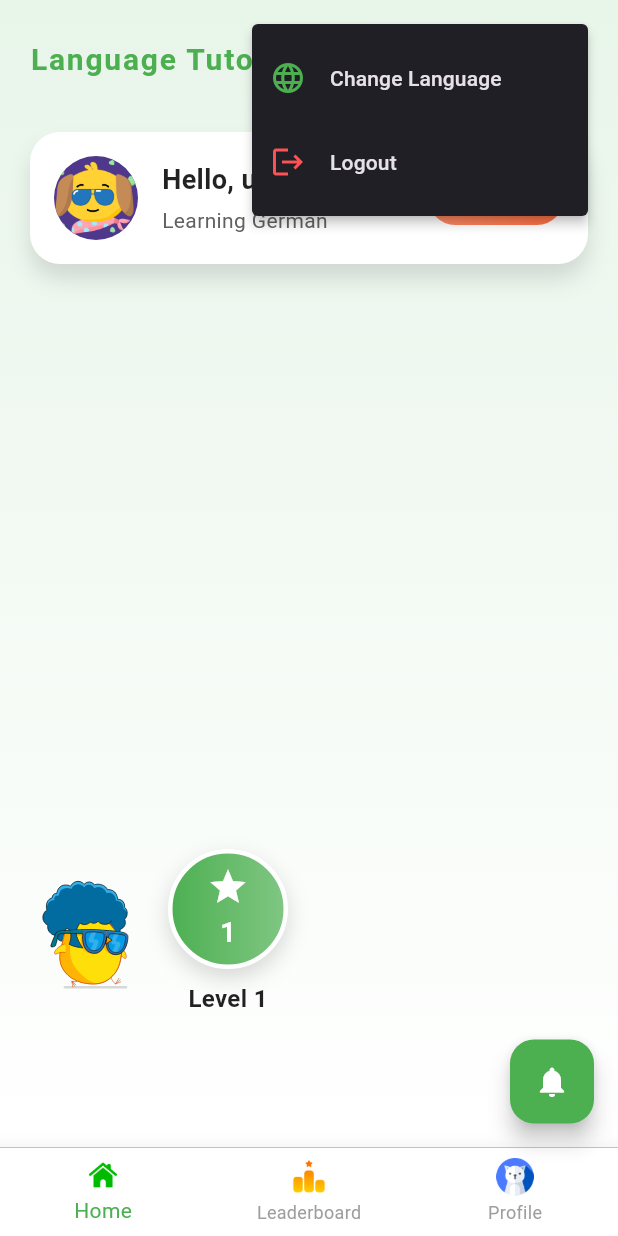
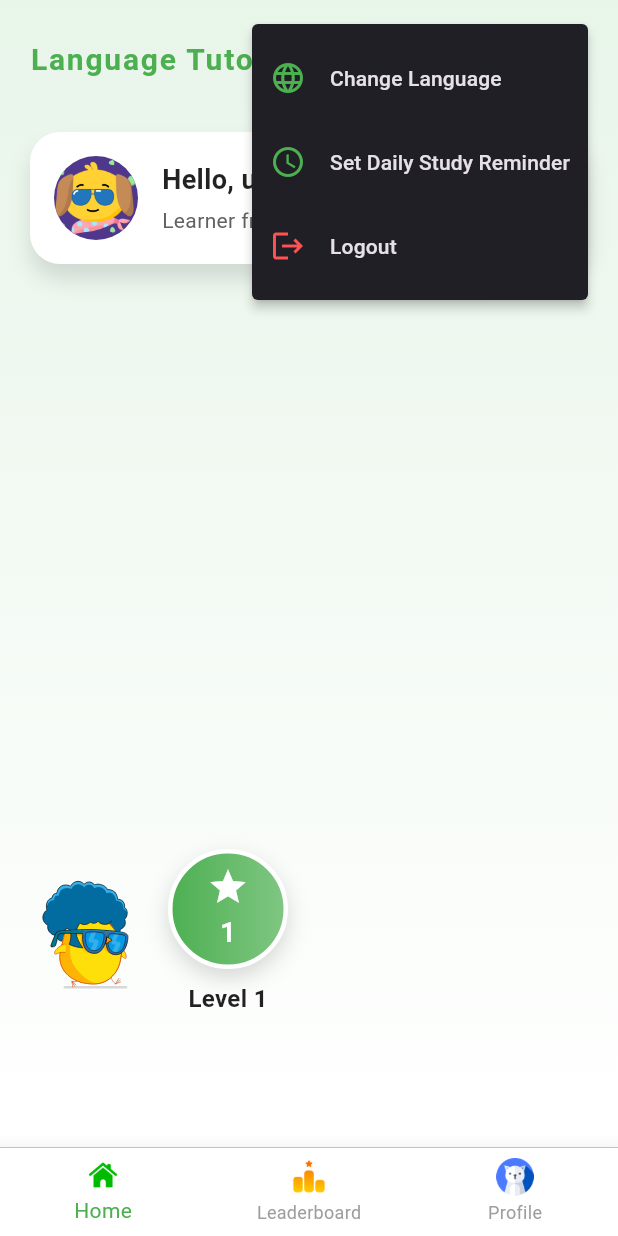
Before and after one commit to NGUYENHAOQUANG/ToToEng, a Flutter app: the CongratulationScreen screen opened directly with empty values, after a tap on "Back to levels", after a tap on the "settings" icon, on a phone screen of 412 x 824 dp. Run offline on Flutter 3.47's test engine with Material 3 defaults, Android fonts, the phone set to English and light mode, and no system bars; our stand-ins replace cached_network_image, cloud_firestore, firebase_auth, firebase_core, flutter_local_notifications, flutter_tts and 5 more; missing offline and left inert: google_mlkit_translation; accounts and stored records are empty; network calls fail.

Commit message:
last version

```diff
--- a/lib/auth/signin_screen.dart
+++ b/lib/auth/signin_screen.dart
@@ -69,6 +69,8 @@ class _SignInScreenState extends State<SignInScreen> {
     });
 
     try {
+      final googleSignIn = GoogleSignIn();
+      await googleSignIn.signOut(); // <- Xóa phiên Google hiện tại
       // Trigger the authentication flow
       final GoogleSignInAccount? googleUser = await GoogleSignIn().signIn();
 
@@ -110,7 +112,7 @@ class _SignInScreenState extends State<SignInScreen> {
           "photoURL": userCredential.user!.photoURL,
           "xp": 0,
           "streak": 0,
-          "language": "German",
+          "language": "Vietnamese",
           "lastActive": FieldValue.serverTimestamp(),
         });
 
--- a/lib/auth/signup_screen.dart
+++ b/lib/auth/signup_screen.dart
@@ -88,6 +88,8 @@ class _MyWidgetState extends State<SignUpScreen> {
     });
 
     try {
+      final googleSignIn = GoogleSignIn();
+      await googleSignIn.signOut(); // <- Xóa phiên Google hiện tại
       final GoogleSignInAccount? googleUser = await GoogleSignIn().signIn();
 
       if (googleUser == null) {
@@ -122,7 +124,7 @@ class _MyWidgetState extends State<SignUpScreen> {
           "photoURL": userCredential.user!.photoURL,
           "xp": 0,
           "streak": 0,
-          "language": "German",
+          "language": "Vietnamese",
           "lastActive": FieldValue.serverTimestamp(),
         });
 
--- a/lib/main.dart
+++ b/lib/main.dart
@@ -1,7 +1,7 @@
 import 'package:firebase_core/firebase_core.dart';
 import 'package:flutter/material.dart';
 import 'package:totoeng/firebase_options.dart';
-import 'package:totoeng/services/notification_service.dart'; // ✅ THÊM
+import 'package:totoeng/services/notification_service.dart';
 import 'screens/splash_screen.dart';
 
 void main() async {
--- a/lib/screens/level_screen.dart
+++ b/lib/screens/level_screen.dart
@@ -6,7 +6,7 @@ import 'package:totoeng/screens/leaderborad_screen.dart';
 import 'package:totoeng/screens/profile_screen.dart';
 import 'package:totoeng/screens/screen_one.dart';
 import '../auth/signin_screen.dart';
-import 'package:totoeng/services/notification_service.dart'; // ĐÃ THÊM
+import 'package:totoeng/services/notification_service.dart';
 
 class LevelScreen extends StatefulWidget {
   const LevelScreen({super.key});
@@ -73,10 +73,64 @@ class _LevelScreenState extends State<LevelScreen> {
     }
   }
 
+  // HÀM MỚI: Người dùng tự chọn giờ nhắc học
+  Future<void> _setPersonalReminderTime() async {
+    final TimeOfDay? picked = await showTimePicker(
+      context: context,
+      initialTime: TimeOfDay.now(),
+      builder: (context, child) {
+        return Theme(
+          data: Theme.of(context).copyWith(
+            colorScheme: const ColorScheme.light(
+              primary: LevelScreen.greenPrimary,
+              onPrimary: Colors.white,
+            ),
+            textButtonTheme: TextButtonThemeData(
+              style: TextButton.styleFrom(
+                foregroundColor: LevelScreen.greenPrimary,
+              ),
+            ),
+          ),
+          child: child!,
+        );
+      },
+    );
+
+    if (picked != null) {
+      final userId = FirebaseAuth.instance.currentUser!.uid;
+      final userRef = FirebaseFirestore.instance
+          .collection('users')
+          .doc(userId);
+
+      await userRef.set({
+        'personalReminderHour': picked.hour,
+        'personalReminderMinute': picked.minute,
+        'personalReminderEnabled': true,
+      }, SetOptions(merge: true));
+
+      await NotificationService().schedulePersonalReminder(context);
+
+      if (mounted) {
+        ScaffoldMessenger.of(context).showSnackBar(
+          SnackBar(
+            content: Text(
+              'Nhắc nhở học đặt lúc ${picked.format(context)} hàng ngày!',
+            ),
+            backgroundColor: LevelScreen.greenPrimary,
+          ),
+        );
+      }
+    }
+  }
+
   @override
   void initState() {
     super.initState();
     _checkAndUpdateStreak();
+    // Cập nhật lại thông báo cá nhân khi mở app
+    WidgetsBinding.instance.addPostFrameCallback((_) {
+      NotificationService().schedulePersonalReminder(context);
+    });
   }
 
   Future<void> _checkAndUpdateStreak() async {
@@ -101,21 +155,16 @@ class _LevelScreenState extends State<LevelScreen> {
       print("Difference: $difference");
 
       if (difference == 0) {
-        // Đã tính streak hôm nay → không làm gì
         return;
       } else if (difference == 1) {
-        // Liên tục → tăng streak
-        currentStreak++;
+        return;
       } else if (difference > 1) {
-        // Bỏ lỡ → reset
         currentStreak = 1;
       }
     } else {
-      // Lần đầu
       currentStreak = 1;
     }
 
-    // Cập nhật Firestore
     await userRef.update({
       'streak': currentStreak,
       'lastActive': Timestamp.fromDate(today),
@@ -174,6 +223,8 @@ class _LevelScreenState extends State<LevelScreen> {
                               builder: (context) => const SignInScreen(),
                             ),
                           );
+                        } else if (value == "personal_reminder") {
+                          await _setPersonalReminderTime();
                         }
                       },
                       itemBuilder: (context) => [
@@ -185,6 +236,16 @@ class _LevelScreenState extends State<LevelScreen> {
                               color: LevelScreen.greenPrimary,
                             ),
                             title: Text("Change Language"),
+                          ),
+                        ),
+                        const PopupMenuItem(
+                          value: "personal_reminder",
+                          child: ListTile(
+                            leading: Icon(
+                              Icons.access_time,
+                              color: LevelScreen.greenPrimary,
+                            ),
+                            title: Text("Set Daily Study Reminder"),
                           ),
                         ),
                         const PopupMenuItem(
@@ -257,7 +318,7 @@ class _LevelScreenState extends State<LevelScreen> {
                               ),
                               const SizedBox(height: 4),
                               Text(
-                                "Learning $language",
+                                "Learner from $language",
                                 style: TextStyle(
                                   fontSize: 14,
                                   color: Colors.grey.shade700,
@@ -460,17 +521,14 @@ class _LevelScreenState extends State<LevelScreen> {
         ),
       ),
 
-      // FAB: Đặt lịch thông báo
-      floatingActionButton: FloatingActionButton(
-        onPressed: () async {
-          await NotificationService().scheduleDailyReminder(
-            context,
-          ); // Truyền context
-          // Không cần show SnackBar ở đây nữa (đã xử lý trong service)
-        },
-        backgroundColor: LevelScreen.greenPrimary,
-        child: const Icon(Icons.notifications, color: Colors.white),
-      ),
+      // FAB: Đặt lại thông báo streak
+      // floatingActionButton: FloatingActionButton(
+      //   onPressed: () async {
+      //     await NotificationService().scheduleDailyReminder(context);
+      //   },
+      //   backgroundColor: LevelScreen.greenPrimary,
+      //   child: const Icon(Icons.notifications, color: Colors.white),
+      // ),
       // Bottom Navigation
       bottomNavigationBar: BottomNavigationBar(
         backgroundColor: Colors.white,
--- a/lib/services/notification_service.dart
+++ b/lib/services/notification_service.dart
@@ -14,7 +14,6 @@ class NotificationService {
   final FlutterLocalNotificationsPlugin _notifications =
       FlutterLocalNotificationsPlugin();
 
-  // Khởi tạo thông báo
   Future<void> initialize() async {
     tz.initializeTimeZones();
     tz.setLocalLocation(tz.getLocation('Asia/Ho_Chi_Minh'));
@@ -29,23 +28,18 @@ class NotificationService {
     await _notifications.initialize(settings);
   }
 
-  // YÊU CẦU QUYỀN ĐẶT BÁO THỨC CHÍNH XÁC
   Future<bool> _requestExactAlarmPermission(BuildContext context) async {
     final status = await Permission.scheduleExactAlarm.status;
 
-    if (status.isGranted) {
-      return true;
-    }
-
+    if (status.isGranted) return true;
     if (status.isDenied) {
       final result = await Permission.scheduleExactAlarm.request();
-      if (result.isGranted) return true;
+      return result.isGranted;
     }
-
     return false;
   }
 
-  // ĐẶT LỊCH THÔNG BÁO HÀNG NGÀY LÚC 20:00
+  // THÔNG BÁO STREAK (20:00) - GIỮ NGUYÊN
   Future<void> scheduleDailyReminder(BuildContext context) async {
     final hasPermission = await _requestExactAlarmPermission(context);
     if (!hasPermission) {
@@ -66,7 +60,7 @@ class NotificationService {
       await _notifications.zonedSchedule(
         0,
         'Đừng mất streak!',
-        'Học 5 phút để duy trì chuỗi $streak ngày của bạn!',
+        'Vào học và hoàn thành 1 bài học 5 phút để duy trì chuỗi $streak ngày của bạn!',
         _nextInstance20Hours(),
         const NotificationDetails(
           android: AndroidNotificationDetails(
@@ -87,7 +81,9 @@ class NotificationService {
       if (context.mounted) {
         ScaffoldMessenger.of(context).showSnackBar(
           const SnackBar(
-            content: Text('Đã đặt lịch nhắc nhở hàng ngày lúc 20:00!'),
+            content: Text(
+              'ngày mai tôi sẽ nhắc bạn vào học nếu gần hết thời gian duy trì chuỗi nha cho khỏi quên!',
+            ),
             backgroundColor: Colors.green,
           ),
         );
@@ -95,57 +91,99 @@ class NotificationService {
     } catch (e) {
       if (context.mounted) {
         ScaffoldMessenger.of(context).showSnackBar(
-          SnackBar(
-            content: Text('Lỗi đặt lịch: $e'),
-            backgroundColor: Colors.red,
-          ),
+          SnackBar(content: Text('Lỗi: $e'), backgroundColor: Colors.red),
         );
       }
     }
   }
 
-  // // TÍNH TOÁN THỜI GIAN 20:00 TIẾP THEO
-  // tz.TZDateTime _nextInstance20Hours() {
-  //   final now = tz.TZDateTime.now(tz.local);
-  //   var scheduledDate = tz.TZDateTime(
-  //     tz.local,
-  //     now.year,
-  //     now.month,
-  //     now.day,
-  //     20,
-  //     0,
-  //   );
+  // THÔNG BÁO CÁ NHÂN (do user chọn)
+  Future<void> schedulePersonalReminder(BuildContext context) async {
+    final hasPermission = await _requestExactAlarmPermission(context);
+    if (!hasPermission) return;
 
-  //   if (scheduledDate.isBefore(now)) {
-  //     scheduledDate = scheduledDate.add(const Duration(days: 1));
-  //   }
-  //   return scheduledDate;
-  // }
+    try {
+      final userId = FirebaseAuth.instance.currentUser?.uid;
+      if (userId == null) return;
+
+      final userDoc = await FirebaseFirestore.instance
+          .collection('users')
+          .doc(userId)
+          .get();
+      final data = userDoc.data() ?? {};
+      final enabled = data['personalReminderEnabled'] ?? false;
+      final hour = data['personalReminderHour'] ?? 8;
+      final minute = data['personalReminderMinute'] ?? 0;
+
+      if (!enabled) {
+        await _notifications.cancel(1);
+        return;
+      }
+
+      await _notifications.zonedSchedule(
+        1,
+        'Học hôm nay chưa?',
+        'tới giời học rồi bro chiến thôi!',
+        _nextInstanceOfTime(hour, minute),
+        // _nextInstance20Hours(),
+        const NotificationDetails(
+          android: AndroidNotificationDetails(
+            'personal_reminder',
+            'Personal Study Reminder',
+            channelDescription: 'Nhắc nhở học tập cá nhân',
+            importance: Importance.high,
+            priority: Priority.high,
+            playSound: true,
+            enableVibration: true,
+          ),
+        ),
+        androidScheduleMode: AndroidScheduleMode.exactAllowWhileIdle,
+        matchDateTimeComponents: DateTimeComponents.time,
+      );
+    } catch (e) {
+      print("Lỗi schedulePersonalReminder: $e");
+    }
+  }
+
+  // Tính giờ tiếp theo (dùng chung)
+  tz.TZDateTime _nextInstanceOfTime(int hour, int minute) {
+    final now = tz.TZDateTime.now(tz.local);
+    var scheduled = tz.TZDateTime(
+      tz.local,
+      now.year,
+      now.month,
+      now.day,
+      hour,
+      minute,
+    );
+    if (scheduled.isBefore(now)) {
+      scheduled = scheduled.add(const Duration(days: 1));
+    }
+    return scheduled;
+  }
+
+  // TEST: Thông báo streak sau 1 phút
   tz.TZDateTime _nextInstance20Hours() {
     final now = tz.TZDateTime.now(tz.local);
-    final testTime = now.add(const Duration(minutes: 1)); // 1 phút nữa
-    print("TEST: Thông báo sẽ hiện lúc: $testTime");
+    final testTime = now.add(const Duration(minutes: 1));
+    print("TEST: Thông báo streak lúc: $testTime");
     return testTime;
   }
 
-  // LẤY STREAK HIỆN TẠI TỪ FIRESTORE
   Future<int> _getCurrentStreak() async {
     try {
       final userId = FirebaseAuth.instance.currentUser?.uid;
       if (userId == null) return 0;
-
       final doc = await FirebaseFirestore.instance
           .collection('users')
           .doc(userId)
           .get();
-
       return doc.data()?['streak'] ?? 0;
     } catch (e) {
       return 0;
     }
   }
 
-  // HỦY TẤT CẢ THÔNG BÁO
   Future<void> cancelAll() async {
     await _notifications.cancelAll();
   }
```
Also changed, not shown: 2 other files.
